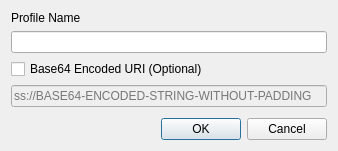
The window that src/addprofiledialogue.ui (shadowsocks/shadowsocks-qt5) describes before a commit, drawn with Qt 5.
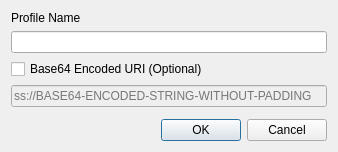
The same window after the commit.

Commit message:
Dynamically allocate addprofiledialogue object.
Fix add profile dialog position problem on X11 platforms.
Reduce RAM consumption since add profile dialog would be released
automatically.

Diff of the .ui file:
```diff
--- a/src/addprofiledialogue.ui
+++ b/src/addprofiledialogue.ui
@@ -7,9 +7,27 @@
     <x>0</x>
     <y>0</y>
     <width>338</width>
-    <height>151</height>
+    <height>152</height>
    </rect>
   </property>
+  <property name="sizePolicy">
+   <sizepolicy hsizetype="Fixed" vsizetype="Fixed">
+    <horstretch>0</horstretch>
+    <verstretch>0</verstretch>
+   </sizepolicy>
+  </property>
+  <property name="minimumSize">
+   <size>
+    <width>338</width>
+    <height>152</height>
+   </size>
+  </property>
+  <property name="maximumSize">
+   <size>
+    <width>338</width>
+    <height>152</height>
+   </size>
+  </property>
   <property name="windowTitle">
    <string>Add Profile</string>
   </property>
```
The commit also changes 4 other files.
